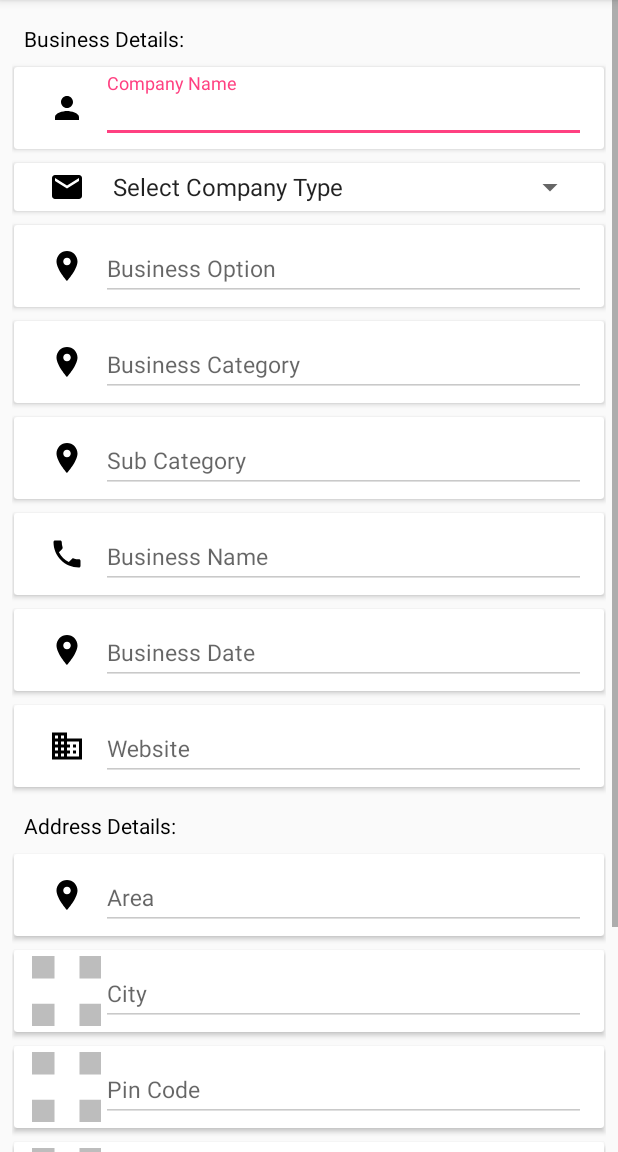
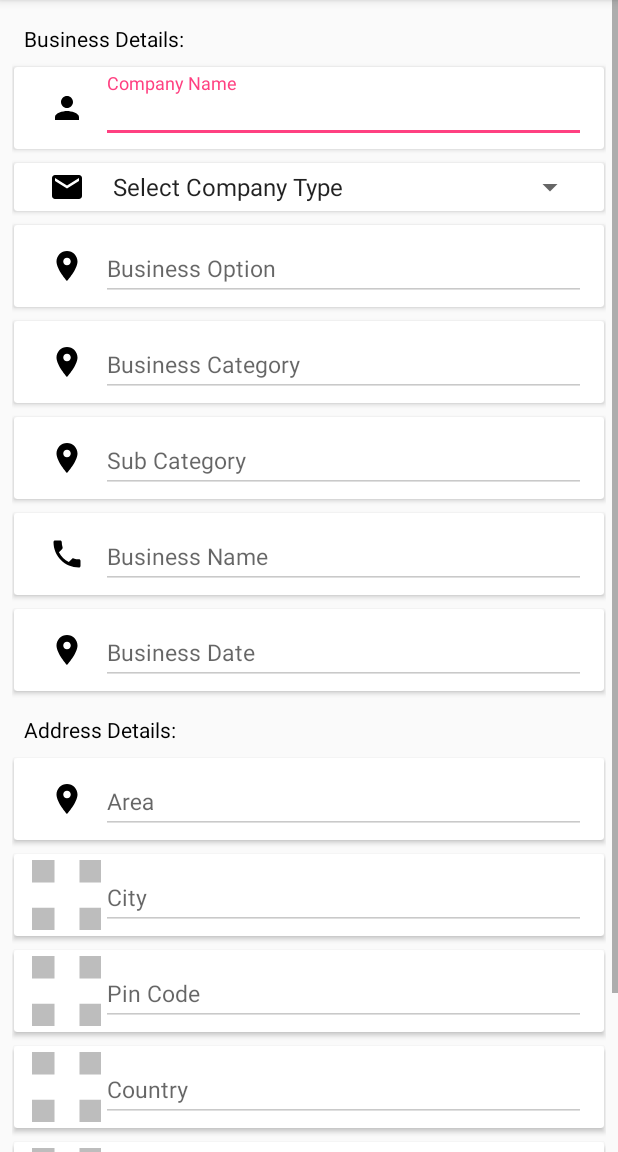
Before and after one commit to bshubham80/ThereVGo, an Android app: the fragment BusinessInfoFragment shown on its own in the app's theme, on a phone screen of 412 x 824 dp, the part 84-1236 px from its top. Run offline under Robolectric (Android 15) with nearby library versions, the phone set to English and light mode, and no system bars; Roboto replaces fonts that are not available here; 5 statements that could not run were skipped.

Commit message:
Bug fixes

```diff
--- a/app/src/main/java/com/client/therevgo/database/ContactBean.java
+++ b/app/src/main/java/com/client/therevgo/database/ContactBean.java
@@ -17,7 +17,11 @@ public class ContactBean {
         return id;
     }
 
-    public String getName() {
+	public void setId(int id) {
+		this.id = id;
+	}
+
+	public String getName() {
 		return name;
 	}
 
--- a/app/src/main/java/com/client/therevgo/database/ContactTable.java
+++ b/app/src/main/java/com/client/therevgo/database/ContactTable.java
@@ -72,7 +72,7 @@ public class ContactTable {
         }
 
         if (returnValue > 0l) {
-            return dateTime_Millis;
+            return (int) returnValue;
         } else {
             return 0;
         }
--- a/app/src/main/java/com/client/therevgo/fragments/listing/BusinessInfoFragment.java
+++ b/app/src/main/java/com/client/therevgo/fragments/listing/BusinessInfoFragment.java
@@ -1,6 +1,7 @@
 package com.client.therevgo.fragments.listing;
 
 
+import android.annotation.SuppressLint;
 import android.app.AlertDialog;
 import android.app.DatePickerDialog;
 import android.app.ProgressDialog;
@@ -66,7 +67,7 @@ public class BusinessInfoFragment extends Fragment implements ResponseListener {
     //define views
     private EditText et_company_name, et_company_type, et_option,
                      et_category, et_subcategory,et_business_name,
-                        et_business_date, et_website;
+                        et_business_date; //, et_website;
     private EditText et_area,et_city, et_pincode, et_state, et_country;
 
 
@@ -110,31 +111,31 @@ public class BusinessInfoFragment extends Fragment implements ResponseListener {
 
         user_id = (String) PrefManager.getInstance(context).getDataFromPreference(PrefManager.Key.USER_ID, PrefManager.Type.TYPE_STRING);
 
-        et_company_name = (EditText)  view.findViewById(R.id.et_com_name);
+        et_company_name = view.findViewById(R.id.et_com_name);
 
-        et_option = (EditText)  view.findViewById(R.id.et_option);
-        et_category = (EditText)  view.findViewById(R.id.et_category);
-        et_subcategory = (EditText)  view.findViewById(R.id.et_sub_category);
+        et_option = view.findViewById(R.id.et_option);
+        et_category = view.findViewById(R.id.et_category);
+        et_subcategory = view.findViewById(R.id.et_sub_category);
 
         et_option.setOnClickListener(new MyClickListener());
         et_category.setOnClickListener(new MyClickListener());
         et_subcategory.setOnClickListener(new MyClickListener());
 
-        et_business_name = (EditText) view.findViewById(R.id.et_business_name);
+        et_business_name = view.findViewById(R.id.et_business_name);
 
-        et_business_date = (EditText) view.findViewById(R.id.et_business_date);
+        et_business_date = view.findViewById(R.id.et_business_date);
         et_business_date.setOnClickListener(new MyClickListener());
 
-        et_website = (EditText) view.findViewById(R.id.et_website);
+        // et_website = (EditText) view.findViewById(R.id.et_website);
 
         //area views
-        et_area = (EditText) view.findViewById(R.id.et_area);
-        et_city = (EditText) view.findViewById(R.id.et_city);
-        et_pincode = (EditText) view.findViewById(R.id.et_pin_code);
-        et_state = (EditText) view.findViewById(R.id.et_state);
-        et_country = (EditText) view.findViewById(R.id.et_country);
+        et_area = view.findViewById(R.id.et_area);
+        et_city = view.findViewById(R.id.et_city);
+        et_pincode = view.findViewById(R.id.et_pin_code);
+        et_state = view.findViewById(R.id.et_state);
+        et_country = view.findViewById(R.id.et_country);
 
-        spinner_com_type = (Spinner)view.findViewById(R.id.spine_com_type);
+        spinner_com_type = view.findViewById(R.id.spine_com_type);
         ArrayAdapter<String> adapter = new ArrayAdapter<String>(context,
                 android.R.layout.simple_spinner_item,paths);
 
@@ -145,8 +146,8 @@ public class BusinessInfoFragment extends Fragment implements ResponseListener {
         dialog.setMessage("Please Wait");
         dialog.setCancelable(false);
 
-        btn_submit = (Button) view.findViewById(R.id.btn_submit);
-        btn_update = (Button) view.findViewById(R.id.btn_update);
+        btn_submit = view.findViewById(R.id.btn_submit);
+        btn_update = view.findViewById(R.id.btn_update);
 
         et_state.setOnClickListener(new MyClickListener());
         et_country.setOnClickListener(new MyClickListener());
@@ -530,6 +531,7 @@ public class BusinessInfoFragment extends Fragment implements ResponseListener {
     private class MyDateListener implements DatePickerDialog.OnDateSetListener {
 
         @Override
+        @SuppressLint("SetTextI18n")
         public void onDateSet(DatePicker view, int year, int monthOfYear, int dayOfMonth) {
             monthOfYear = monthOfYear + 1;
 
@@ -572,9 +574,9 @@ public class BusinessInfoFragment extends Fragment implements ResponseListener {
         if (!utils.validateView(containerActivity, et_business_date, "Enter Business Start Date")) {
             return false;
         }
-        if (!utils.validateView(containerActivity, et_website, "Enter Website URL")) {
+       /* if (!utils.validateView(containerActivity, et_website, "Enter Website URL")) {
             return false;
-        }
+        }*/
 
 
 
@@ -591,10 +593,7 @@ public class BusinessInfoFragment extends Fragment implements ResponseListener {
         if (!utils.validateView(containerActivity, et_country, "Enter Country Name")) {
             return false;
         }
-        if (!utils.validateView(containerActivity, et_state, "Enter State Name")) {
-            return false;
-        }
-        return true ;
+        return utils.validateView(containerActivity, et_state, "Enter State Name");
     }
 
     private void insertValues(){
@@ -613,7 +612,7 @@ public class BusinessInfoFragment extends Fragment implements ResponseListener {
                 "&bussiness_name="+ et_business_name.getText().toString()+
                 "&bussiness_date="+ et_business_date.getText().toString()+
                 "&bussiness_type="+ spinner_com_type.getSelectedItem().toString()+
-                "&website="+        et_website.getText().toString()+
+                // "&website="+        et_website.getText().toString()+
                 "&area="+           et_area.getText().toString()+
                 "&city="+           et_city.getText().toString()+
                 "&pincode="+        et_pincode.getText().toString()+
@@ -642,7 +641,7 @@ public class BusinessInfoFragment extends Fragment implements ResponseListener {
         map.add(new BasicNameValuePair("bussiness_date", et_business_date.getText().toString()));
         map.add(new BasicNameValuePair("bussiness_type", spinner_com_type.getSelectedItem().toString()));
 
-        map.add(new BasicNameValuePair("website", et_website.getText().toString()));
+        // map.add(new BasicNameValuePair("website", et_website.getText().toString()));
 
         map.add(new BasicNameValuePair("option_id", ""+optionID));
         map.add(new BasicNameValuePair("categoryid", ""+productID));
@@ -689,7 +688,7 @@ public class BusinessInfoFragment extends Fragment implements ResponseListener {
         et_business_name.setText(data.bussiness_name);
         et_business_date.setText(data.bussiness_date);
 
-        et_website.setText(data.website);
+        // et_website.setText(data.website);
 
         et_area.setText(data.area);
         et_city.setText(data.city);
@@ -710,6 +709,7 @@ public class BusinessInfoFragment extends Fragment implements ResponseListener {
         if(fetchingData) {
             fetchingData = false;
             handler.post(new Runnable() {
+                @SuppressLint("SetTextI18n")
                 @Override
                 public void run() {
                     if (resObj.error == null) {
@@ -795,7 +795,7 @@ public class BusinessInfoFragment extends Fragment implements ResponseListener {
         et_business_name.setText("");
         et_business_date.setText("");
 
-        et_website.setText("");
+        // et_website.setText("");
         et_area.setText("");
         et_city.setText("");
         et_pincode.setText("");
--- a/app/src/main/java/com/client/therevgo/fragments/listing/BusinessLogoFragment.java
+++ b/app/src/main/java/com/client/therevgo/fragments/listing/BusinessLogoFragment.java
@@ -550,6 +550,11 @@ public class BusinessLogoFragment extends Fragment implements ResponseListener {
         String url = "http://tapi.therevgo.in/api/BusinessImgListing/BUSImgINS";
         HttpConnection.uploadFile(url, entityBuilder, BusinessLogoFragment.this);*/
 
+        if (uploadableFile == null) {
+            utils.displayAlert(context, res.getString(R.string.error), "Please select valid photo");
+            dialog.cancel();
+            return ;
+        }
 
         new Thread(new Runnable() {
             @Override
--- a/app/src/main/res/layout/fragment_business_info.xml
+++ b/app/src/main/res/layout/fragment_business_info.xml
@@ -347,6 +347,7 @@
                 android:layout_height="wrap_content"
                 app:contentPaddingLeft="@dimen/activity_card_margin"
                 app:contentPaddingRight="@dimen/activity_card_margin"
+                android:visibility="gone"
                 style="@style/CardViewStyle">
 
                 <LinearLayout
--- a/app/src/main/res/layout/fragment_service_container.xml
+++ b/app/src/main/res/layout/fragment_service_container.xml
@@ -22,8 +22,9 @@
                 android:id="@+id/edittxt_name"
                 android:layout_width="match_parent"
                 android:layout_height="wrap_content"
-                android:hint="Name"
-                android:textSize="15sp"/>
+                android:hint="Mobile No."
+                android:textSize="15sp"
+                android:defaultFocusHighlightEnabled="false" />
 
         </android.support.design.widget.TextInputLayout>
 
--- a/app/src/main/res/menu/activity_main_drawer.xml
+++ b/app/src/main/res/menu/activity_main_drawer.xml
@@ -3,7 +3,7 @@
     <group>
         <item
             android:id="@+id/nav_customer_inquiry"
-            android:icon="@drawable/ic_format_list_bulleted_black_24dp"
+            android:icon="@drawable/ic_room_service_black_24dp"
             android:title="Customer Enquiry" />
         <item
             android:id="@+id/nav_show_follow_up"
@@ -25,8 +25,8 @@
         <item
             android:id="@+id/nav_services"
             android:visible="true"
-            android:icon="@drawable/ic_room_service_black_24dp"
-            android:title="Services" />
+            android:icon="@drawable/ic_format_list_bulleted_black_24dp"
+            android:title="Business Listing" />
     </group>
 
     <item android:title="Communicate">
```
Also changed, not shown: app/src/main/AndroidManifest.xml (+7 -3 lines), app/src/main/java/com/client/therevgo/activities/MainActivity.java (+8 -5 lines), app/src/main/java/com/client/therevgo/fragments/group/GroupsContactFragment.java (+5 -3 lines).
